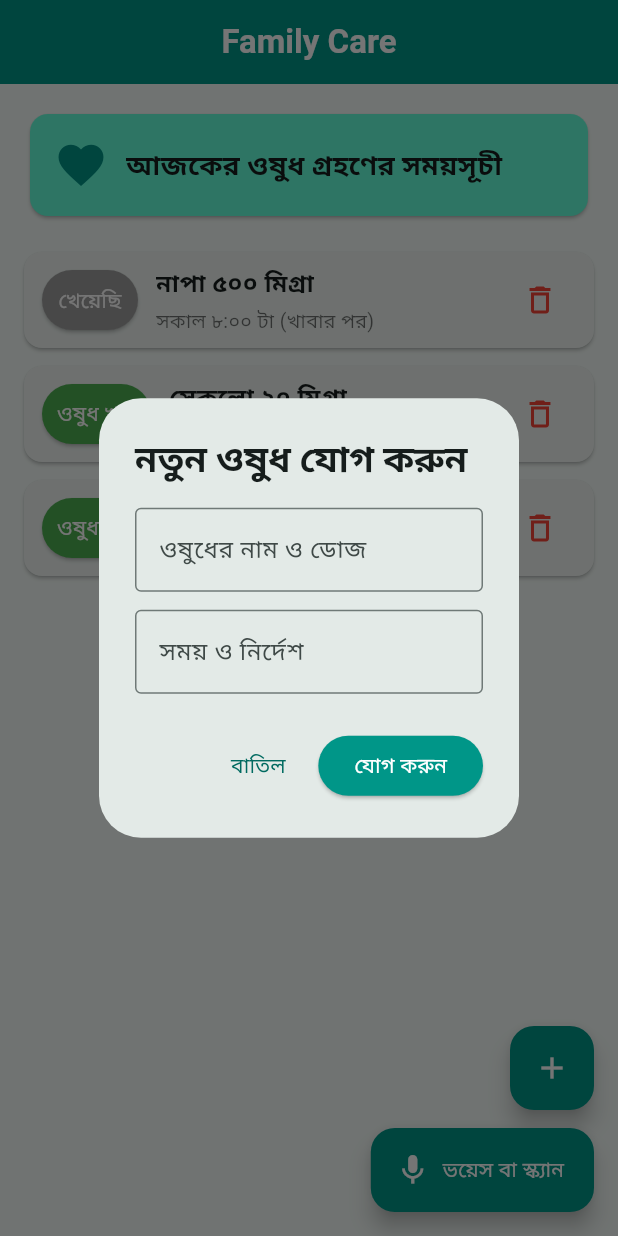
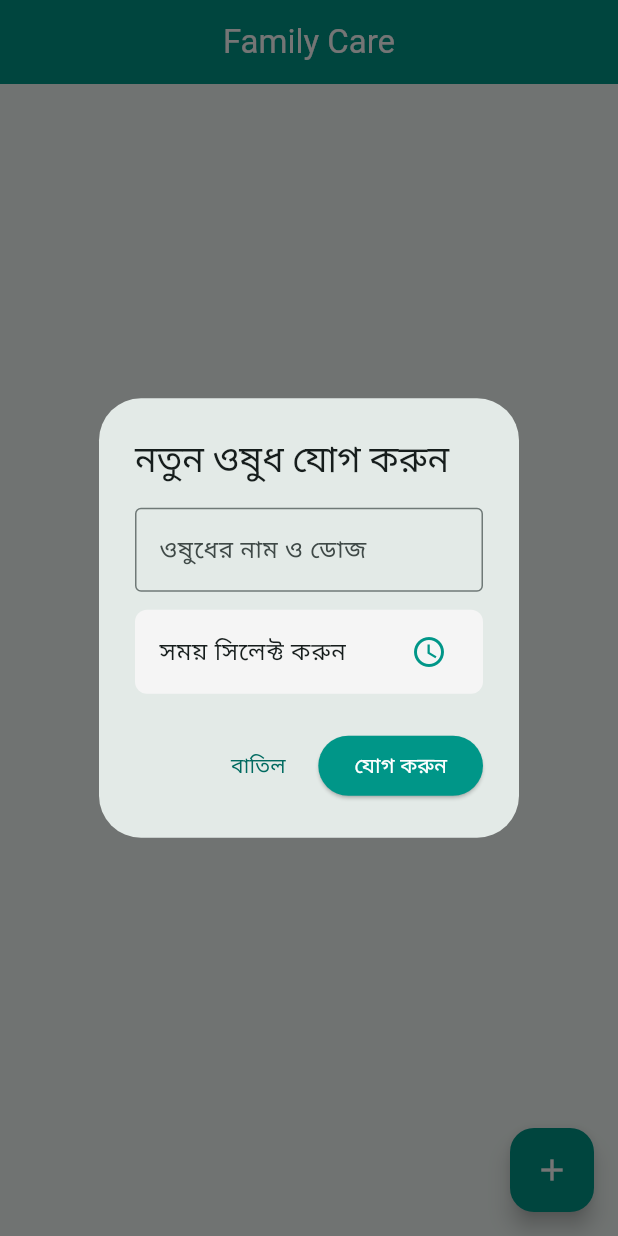
Before and after one commit to khokonjanu6-star95/Family-Care, a Flutter app: the screen it shows after launch, after a tap on the "add" icon, on a phone screen of 412 x 824 dp. Run offline on Flutter 3.47's test engine with Material 3 defaults, Android fonts, the phone set to English and light mode, and no system bars; our stand-ins replace flutter_local_notifications, shared_preferences.

Commit message:
Integrate local notifications and update dialog
Added local notifications for medicine reminders and updated the medicine addition dialog to use a time picker.

```diff
--- a/lib/main.dart
+++ b/lib/main.dart
@@ -1,8 +1,23 @@
 import 'dart:convert';
 import 'package:flutter/material.dart';
 import 'package:shared_preferences/shared_preferences.dart';
+import 'package:flutter_local_notifications/flutter_local_notifications.dart';
 
-void main() {
+final FlutterLocalNotificationsPlugin flutterLocalNotificationsPlugin =
+    FlutterLocalNotificationsPlugin();
+
+void main() async {
+  WidgetsFlutterBinding.ensureInitialized();
+
+  const AndroidInitializationSettings initializationSettingsAndroid =
+      AndroidInitializationSettings('@mipmap/ic_launcher');
+
+  const InitializationSettings initializationSettings = InitializationSettings(
+    android: initializationSettingsAndroid,
+  );
+
+  await flutterLocalNotificationsPlugin.initialize(initializationSettings);
+
   runApp(const FamilyCareApp());
 }
 
@@ -35,7 +50,7 @@ class _HomeScreenState extends State<HomeScreen> {
   bool _isLoading = true;
 
   final TextEditingController _nameController = TextEditingController();
-  final TextEditingController _timeController = TextEditingController();
+  TimeOfDay? _selectedTime;
 
   @override
   void initState() {
@@ -55,14 +70,9 @@ class _HomeScreenState extends State<HomeScreen> {
       });
     } else {
       setState(() {
-        _medicines = [
-          {'name': 'নাপা ৫০০ মিগ্রা', 'time': 'সকাল ৮:০০ টা (খাবার পর)', 'isTaken': true},
-          {'name': 'সেকলো ২০ মিগ্রা', 'time': 'দুপুর ২:০০ টা (খাবার আগে)', 'isTaken': false},
-          {'name': 'এটিনোলোল ৫০ মিগ্রা', 'time': 'রাত ১০:০০ টা (খাবার পর)', 'isTaken': false},
-        ];
+        _medicines = [];
         _isLoading = false;
       });
-      _saveMedicines();
     }
   }
 
@@ -72,30 +82,40 @@ class _HomeScreenState extends State<HomeScreen> {
     await prefs.setString('medicines_data', encoded);
   }
 
+  Future<void> _showNotification(String title) async {
+    const AndroidNotificationDetails androidPlatformChannelSpecifics =
+        AndroidNotificationDetails(
+      'medicine_channel',
+      'Medicine Notifications',
+      importance: Importance.max,
+      priority: Priority.high,
+      playSound: true,
+    );
+
+    const NotificationDetails platformChannelSpecifics =
+        NotificationDetails(android: androidPlatformChannelSpecifics);
+
+    await flutterLocalNotificationsPlugin.show(
+      0,
+      'ওষুধ খাওয়ার রিমাইন্ডার',
+      '$title খাওয়ার সময় হয়েছে!',
+      platformChannelSpecifics,
+    );
+  }
+
   void _toggleMedicineState(int index) {
     setState(() {
       _medicines[index]['isTaken'] = !_medicines[index]['isTaken'];
     });
     _saveMedicines();
-
-    ScaffoldMessenger.of(context).showSnackBar(
-      SnackBar(
-        content: Text(
-          _medicines[index]['isTaken']
-              ? '${_medicines[index]['name']} গ্রহণ করেছেন!'
-              : '${_medicines[index]['name']} স্ট্যাটাস পরিবর্তন করা হয়েছে।',
-        ),
-        duration: const Duration(seconds: 2),
-      ),
-    );
   }
 
   void _confirmDelete(int index) {
     showDialog(
       context: context,
       builder: (ctx) => AlertDialog(
-        title: const Text('ওষুধটি কি মুছে ফেলতে চান?'),
-        content: Text('আপনার তালিকা থেকে "${_medicines[index]['name']}" মুছে ফেলা হবে।'),
+        title: const Text('ওষুধটি মুছে ফেলতে চান?'),
+        content: Text('"${_medicines[index]['name']}" মুছে ফেলা হবে।'),
         actions: [
           TextButton(
             onPressed: () => Navigator.pop(ctx),
@@ -104,17 +124,13 @@ class _HomeScreenState extends State<HomeScreen> {
           ElevatedButton(
             style: ElevatedButton.styleFrom(backgroundColor: Colors.red, foregroundColor: Colors.white),
             onPressed: () {
-              final deletedName = _medicines[index]['name'];
               setState(() {
                 _medicines.removeAt(index);
               });
               _saveMedicines();
               Navigator.pop(ctx);
-              ScaffoldMessenger.of(context).showSnackBar(
-                SnackBar(content: Text('$deletedName মুছে ফেলা হয়েছে')),
-              );
             },
-            child: const Text('হ্যাঁ, মুছে ফেলুন'),
+            child: const Text('মুছে ফেলুন'),
           ),
         ],
       ),
@@ -123,12 +139,13 @@ class _HomeScreenState extends State<HomeScreen> {
 
   void _showAddMedicineDialog() {
     _nameController.clear();
-    _timeController.clear();
+    _selectedTime = null;
 
     showDialog(
       context: context,
-      builder: (ctx) => AlertDialog(
-        title: const Text('নতুন ওষুধ যোগ করুন', style: TextStyle(fontWeight: FontWeight.bold)),
+      builder: (ctx) => StatefulBuilder(
+        builder: (context, setDialogState) => AlertDialog(
+          title: const Text('নতুন ওষুধ যোগ করুন'),
           content: Column(
             mainAxisSize: MainAxisSize.min,
             children: [
@@ -140,12 +157,26 @@ class _HomeScreenState extends State<HomeScreen> {
                 ),
               ),
               const SizedBox(height: 12),
-            TextField(
-              controller: _timeController,
-              decoration: const InputDecoration(
-                labelText: 'সময় ও নির্দেশ',
-                border: OutlineInputBorder(),
+              ListTile(
+                tileColor: Colors.grey.shade100,
+                shape: RoundedRectangleBorder(borderRadius: BorderRadius.circular(8)),
+                title: Text(
+                  _selectedTime == null
+                      ? 'সময় সিলেক্ট করুন'
+                      : 'সময়: ${_selectedTime!.format(context)}',
                 ),
+                trailing: const Icon(Icons.access_time, color: Colors.teal),
+                onTap: () async {
+                  final TimeOfDay? time = await showTimePicker(
+                    context: context,
+                    initialTime: TimeOfDay.now(),
+                  );
+                  if (time != null) {
+                    setDialogState(() {
+                      _selectedTime = time;
+                    });
+                  }
+                },
               ),
             ],
           ),
@@ -155,26 +186,29 @@ class _HomeScreenState extends State<HomeScreen> {
               child: const Text('বাতিল'),
             ),
             ElevatedButton(
-            style: ElevatedButton.styleFrom(
-              backgroundColor: Colors.teal,
-              foregroundColor: Colors.white,
-            ),
+              style: ElevatedButton.styleFrom(backgroundColor: Colors.teal, foregroundColor: Colors.white),
               onPressed: () {
-              if (_nameController.text.isNotEmpty && _timeController.text.isNotEmpty) {
+                if (_nameController.text.isNotEmpty && _selectedTime != null) {
+                  final name = _nameController.text;
+                  final timeStr = _selectedTime!.format(context);
+
                   setState(() {
                     _medicines.add({
-                    'name': _nameController.text,
-                    'time': _timeController.text,
+                      'name': name,
+                      'time': timeStr,
                       'isTaken': false,
                     });
                   });
+
                   _saveMedicines();
+                  _showNotification(name); // টেস্ট নোটিফিকেশন পাঠাবে
                   Navigator.pop(ctx);
                 }
               },
               child: const Text('যোগ করুন'),
             ),
           ],
+        ),
       ),
     );
   }
@@ -183,115 +217,44 @@ class _HomeScreenState extends State<HomeScreen> {
   Widget build(BuildContext context) {
     return Scaffold(
       appBar: AppBar(
-        title: const Text('Family Care', style: TextStyle(fontWeight: FontWeight.bold)),
+        title: const Text('Family Care'),
         centerTitle: true,
         backgroundColor: Colors.teal,
         foregroundColor: Colors.white,
       ),
       body: _isLoading
           ? const Center(child: CircularProgressIndicator())
-          : Padding(
-              padding: const EdgeInsets.all(16.0),
-              child: Column(
-                crossAxisAlignment: CrossAxisAlignment.start,
-                children: [
-                  const Card(
-                    color: Colors.tealAccent,
-                    child: Padding(
-                      padding: EdgeInsets.all(16.0),
-                      child: Row(
-                        children: [
-                          Icon(Icons.favorite, color: Colors.teal, size: 36),
-                          SizedBox(width: 12),
-                          Expanded(
-                            child: Text(
-                              'আজকের ওষুধ গ্রহণের সময়সূচী',
-                              style: TextStyle(fontSize: 18, fontWeight: FontWeight.bold),
-                            ),
-                          ),
-                        ],
-                      ),
-                    ),
-                  ),
-                  const SizedBox(height: 20),
-                  Expanded(
-                    child: ListView.builder(
-                      padding: const EdgeInsets.only(bottom: 120),
+          : ListView.builder(
+              padding: const EdgeInsets.all(16),
               itemCount: _medicines.length,
               itemBuilder: (context, index) {
                 final med = _medicines[index];
                 return Card(
-                          margin: const EdgeInsets.only(bottom: 12),
-                          child: Padding(
-                            padding: const EdgeInsets.symmetric(horizontal: 12.0, vertical: 8.0),
-                            child: Row(
-                              children: [
-                                ElevatedButton(
+                  child: ListTile(
+                    leading: ElevatedButton(
                       style: ElevatedButton.styleFrom(
                         backgroundColor: med['isTaken'] ? Colors.grey : Colors.green,
                         foregroundColor: Colors.white,
-                                    padding: const EdgeInsets.symmetric(horizontal: 10),
                       ),
                       onPressed: () => _toggleMedicineState(index),
                       child: Text(med['isTaken'] ? 'খেয়েছি' : 'ওষুধ খাই'),
                     ),
-                                const SizedBox(width: 12),
-                                Expanded(
-                                  child: Column(
-                                    crossAxisAlignment: CrossAxisAlignment.start,
-                                    children: [
-                                      Text(
-                                        med['name'],
-                                        style: const TextStyle(fontWeight: FontWeight.bold, fontSize: 16),
-                                      ),
-                                      const SizedBox(height: 4),
-                                      Text(
-                                        med['time'],
-                                        style: const TextStyle(color: Colors.black54, fontSize: 13),
-                                      ),
-                                    ],
-                                  ),
-                                ),
-                                IconButton(
+                    title: Text(med['name'], style: const TextStyle(fontWeight: FontWeight.bold)),
+                    subtitle: Text(med['time']),
+                    trailing: IconButton(
                       icon: const Icon(Icons.delete_outline, color: Colors.red),
                       onPressed: () => _confirmDelete(index),
-                                ),
-                              ],
                     ),
                   ),
                 );
               },
             ),
-                  ),
-                ],
-              ),
-            ),
-      floatingActionButton: Column(
-        mainAxisSize: MainAxisSize.min,
-        crossAxisAlignment: CrossAxisAlignment.end,
-        children: [
-          FloatingActionButton(
-            heroTag: 'add_btn',
+      floatingActionButton: FloatingActionButton(
         onPressed: _showAddMedicineDialog,
         backgroundColor: Colors.teal,
         foregroundColor: Colors.white,
         child: const Icon(Icons.add),
       ),
-          const SizedBox(height: 12),
-          FloatingActionButton.extended(
-            heroTag: 'mic_btn',
-            onPressed: () {
-              ScaffoldMessenger.of(context).showSnackBar(
-                const SnackBar(content: Text('ভয়েস বা স্ক্যান ফিচারটি শীঘ্রই আসছে!')),
-              );
-            },
-            icon: const Icon(Icons.mic),
-            label: const Text('ভয়েস বা স্ক্যান'),
-            backgroundColor: Colors.teal,
-            foregroundColor: Colors.white,
-          ),
-        ],
-      ),
     );
   }
 }
```
Lines whose indentation alone changed are shown as unchanged.
